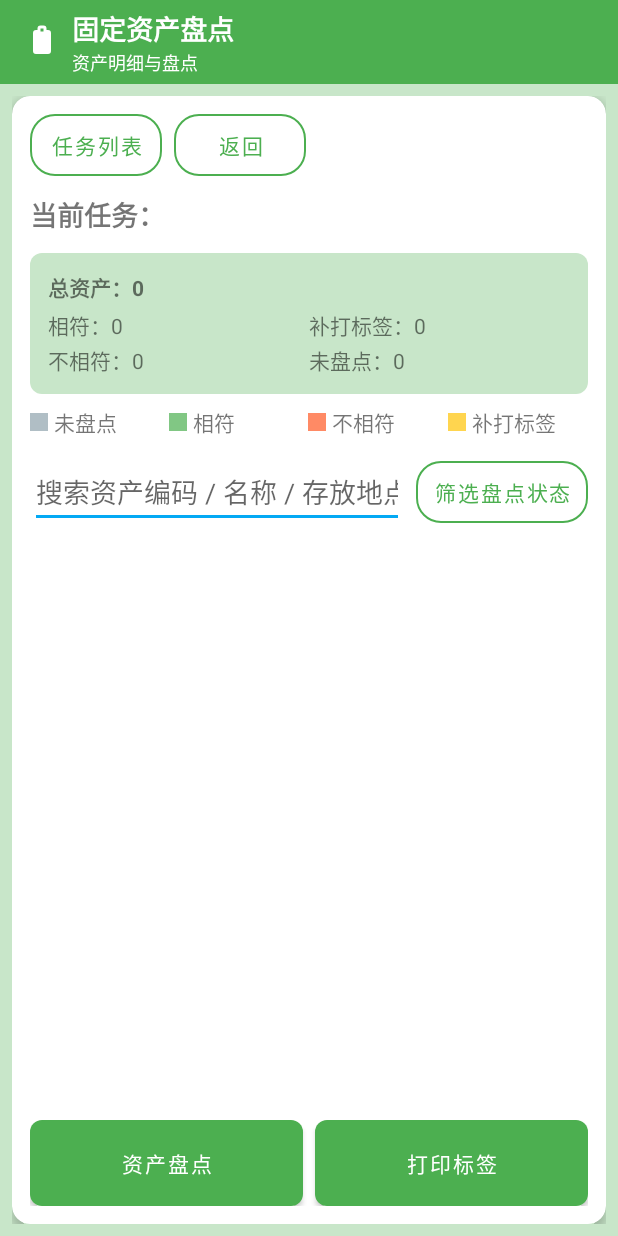
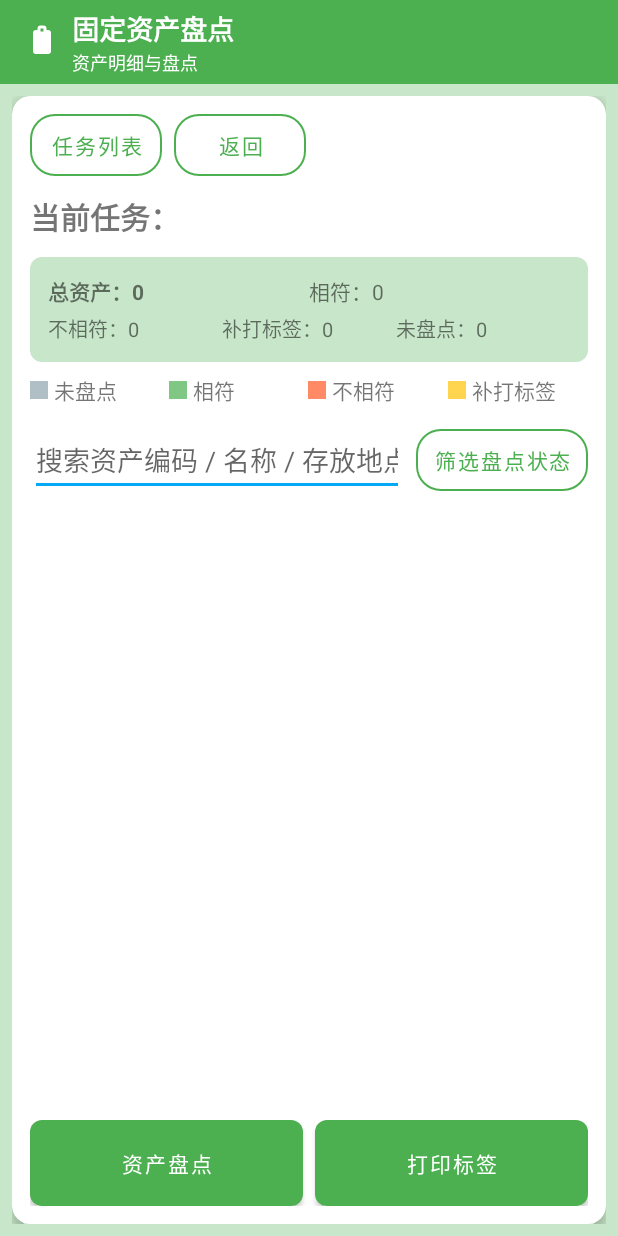
Before and after one commit to xuexizhe007/asset-inventory-app, an Android app: the MainActivity screen opened directly, with no data from a screen before it, on a phone screen of 412 x 824 dp. Run offline under Robolectric (Android 15) with nearby library versions, the phone set to English and light mode, and no system bars; 8 statements that could not run were skipped.

Commit message:
v3-0.004

```diff
--- a/app/src/main/java/com/example/assetinventory/ui/MainActivity.kt
+++ b/app/src/main/java/com/example/assetinventory/ui/MainActivity.kt
@@ -94,6 +94,7 @@ class MainActivity : AppCompatActivity() {
         }
         recyclerView.layoutManager = LinearLayoutManager(this)
         recyclerView.adapter = adapter
+        recyclerView.setHasFixedSize(true)
 
         etSearch.addTextChangedListener(object : android.text.TextWatcher {
             override fun afterTextChanged(s: android.text.Editable?) {
--- a/app/src/main/res/layout/activity_main.xml
+++ b/app/src/main/res/layout/activity_main.xml
@@ -94,17 +94,19 @@
                         android:text="返回" />
                 </LinearLayout>
 
-                <!-- 当前任务名称 -->
+                <!-- 当前任务名称（重新设计样式） -->
                 <TextView
                     android:id="@+id/tvTaskName"
                     android:layout_width="match_parent"
                     android:layout_height="wrap_content"
                     android:layout_marginTop="12dp"
                     android:text="当前任务："
-                    android:textSize="18sp"
-                    android:textStyle="bold" />
+                    android:textSize="20sp"
+                    android:textStyle="bold"
+                    android:lineSpacingExtra="2dp"
+                    android:maxLines="2" />
 
-                <!-- 统计信息 -->
+                <!-- 统计信息：总资产 + 相符在一行，其他在下一行 -->
                 <LinearLayout
                     android:id="@+id/layoutSummary"
                     android:layout_width="match_parent"
@@ -114,13 +116,31 @@
                     android:background="@drawable/bg_summary_bar"
                     android:padding="12dp">
 
-                    <TextView
-                        android:id="@+id/tvSummaryTotal"
+                    <!-- 第一行：总资产 + 相符 -->
+                    <LinearLayout
                         android:layout_width="match_parent"
                         android:layout_height="wrap_content"
-                        android:text="总资产：0"
-                        android:textStyle="bold" />
+                        android:orientation="horizontal">
 
+                        <TextView
+                            android:id="@+id/tvSummaryTotal"
+                            android:layout_width="0dp"
+                            android:layout_height="wrap_content"
+                            android:layout_weight="1"
+                            android:text="总资产：0"
+                            android:textStyle="bold"
+                            android:textSize="14sp" />
+
+                        <TextView
+                            android:id="@+id/tvSummaryMatched"
+                            android:layout_width="0dp"
+                            android:layout_height="wrap_content"
+                            android:layout_weight="1"
+                            android:text="相符：0"
+                            android:textSize="14sp" />
+                    </LinearLayout>
+
+                    <!-- 第二行：不相符 + 补打标签 + 未盘点 -->
                     <LinearLayout
                         android:layout_width="match_parent"
                         android:layout_height="wrap_content"
@@ -128,39 +148,28 @@
                         android:orientation="horizontal">
 
                         <TextView
-                            android:id="@+id/tvSummaryMatched"
+                            android:id="@+id/tvSummaryMismatch"
                             android:layout_width="0dp"
                             android:layout_height="wrap_content"
                             android:layout_weight="1"
-                            android:text="相符：0" />
+                            android:text="不相符：0"
+                            android:textSize="13sp" />
 
                         <TextView
                             android:id="@+id/tvSummaryReprint"
                             android:layout_width="0dp"
                             android:layout_height="wrap_content"
                             android:layout_weight="1"
-                            android:text="补打标签：0" />
-                    </LinearLayout>
-
-                    <LinearLayout
-                        android:layout_width="match_parent"
-                        android:layout_height="wrap_content"
-                        android:layout_marginTop="2dp"
-                        android:orientation="horizontal">
-
-                        <TextView
-                            android:id="@+id/tvSummaryMismatch"
-                            android:layout_width="0dp"
-                            android:layout_height="wrap_content"
-                            android:layout_weight="1"
-                            android:text="不相符：0" />
+                            android:text="补打标签：0"
+                            android:textSize="13sp" />
 
                         <TextView
                             android:id="@+id/tvSummaryUnchecked"
                             android:layout_width="0dp"
                             android:layout_height="wrap_content"
                             android:layout_weight="1"
-                            android:text="未盘点：0" />
+                            android:text="未盘点：0"
+                            android:textSize="13sp" />
                     </LinearLayout>
                 </LinearLayout>
 
```
Also changed, not shown: app/src/main/res/layout/item_asset.xml (+9 -16 lines).
